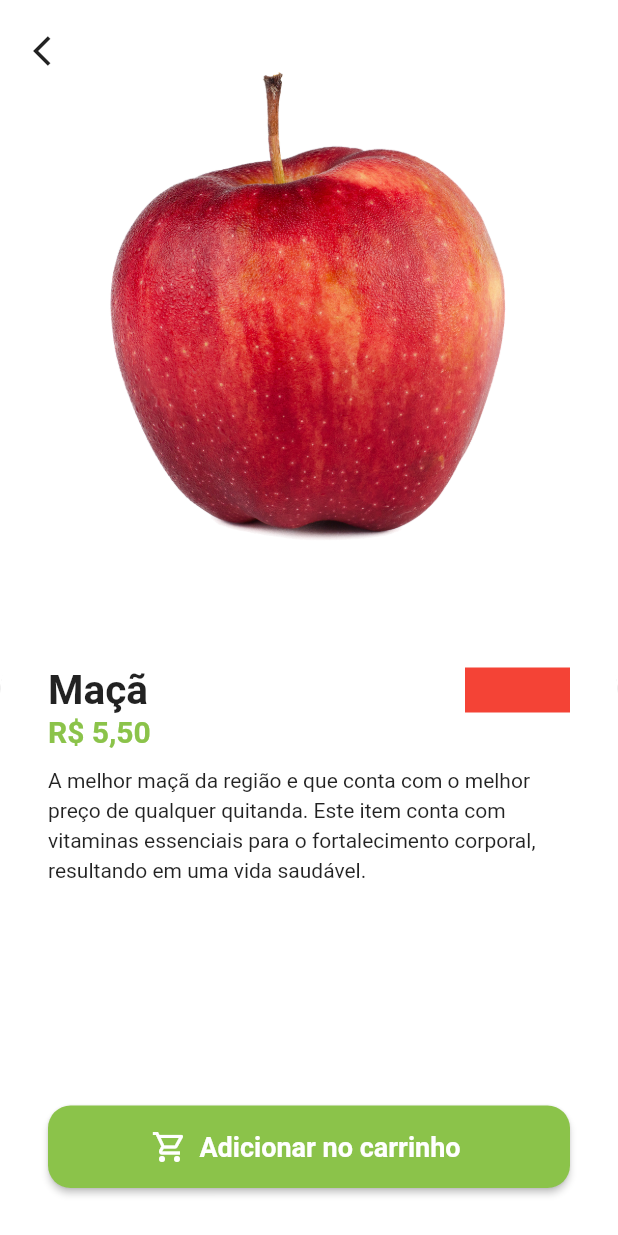
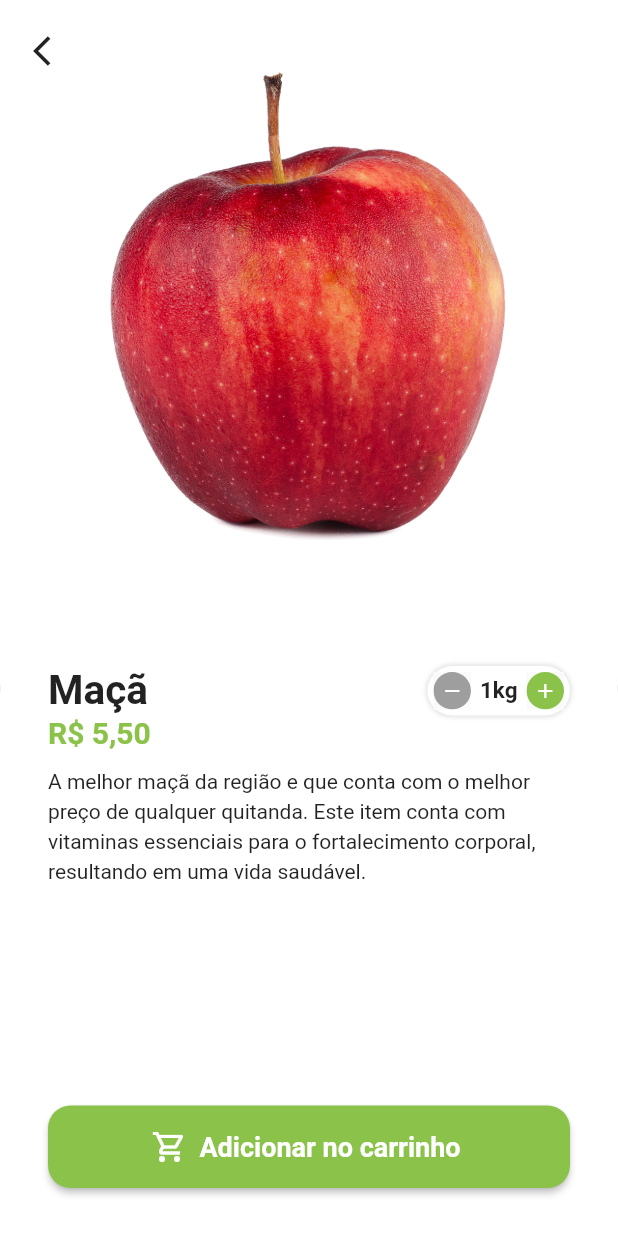
Before and after one commit to Anderson-Andre-P/GreenGrocer, a Flutter app: the screen it shows after launch, after a tap on "Entrar", after a tap on "Maçã", on a phone screen of 412 x 824 dp. Run offline on Flutter 3.47's test engine with Material 2 defaults, Android fonts, the phone set to English and light mode, and no system bars; our stand-ins replace animated_text_kit, badges, mask_text_input_formatter.

Commit message:
feat: quantity widget

```diff
--- /dev/null
+++ b/lib/src/pages/common_widgets/quantity_widget.dart
@@ -0,0 +1,105 @@
+import 'package:flutter/material.dart';
+import 'package:green_grocer/src/config/custom_colors.dart';
+
+class QuantityWidget extends StatelessWidget {
+  final int value;
+  final String suffixText;
+  final Function(int quantity) result;
+
+  const QuantityWidget(
+      {Key? key,
+      required this.value,
+      required this.suffixText,
+      required this.result})
+      : super(key: key);
+
+  @override
+  Widget build(BuildContext context) {
+    return Container(
+      padding: const EdgeInsets.all(4),
+      decoration: BoxDecoration(
+        color: Colors.white,
+        borderRadius: BorderRadius.circular(50),
+        boxShadow: [
+          BoxShadow(
+            color: Colors.grey.shade300,
+            spreadRadius: 1,
+            blurRadius: 2,
+          ),
+        ],
+      ),
+      child: Row(
+        children: [
+          _QuantityButton(
+            icon: Icons.remove,
+            color: Colors.grey,
+            onPressed: () {
+              if (value == 1) return;
+
+              int resultCount = value - 1;
+
+              result(resultCount);
+            },
+          ),
+          Padding(
+            padding: const EdgeInsets.symmetric(
+              horizontal: 6.0,
+            ),
+            child: Text(
+              '$value$suffixText',
+              style: const TextStyle(
+                fontSize: 15,
+                fontWeight: FontWeight.bold,
+              ),
+            ),
+          ),
+          _QuantityButton(
+            icon: Icons.add,
+            color: CustomColors.customSwatchColor,
+            onPressed: () {
+              int resultCount = value + 1;
+
+              result(resultCount);
+            },
+          ),
+        ],
+      ),
+    );
+  }
+}
+
+class _QuantityButton extends StatelessWidget {
+  final Color color;
+  final IconData icon;
+  final VoidCallback onPressed;
+
+  const _QuantityButton({
+    Key? key,
+    required this.color,
+    required this.icon,
+    required this.onPressed,
+  }) : super(key: key);
+
+  @override
+  Widget build(BuildContext context) {
+    return Material(
+      child: InkWell(
+        onTap: onPressed,
+        borderRadius: BorderRadius.circular(50),
+        child: Ink(
+          height: 25,
+          width: 25,
+          decoration: BoxDecoration(
+            shape: BoxShape.circle,
+            color: color,
+          ),
+          child: Icon(
+            icon,
+            color: Colors.white,
+            size: 16,
+          ),
+        ),
+      ),
+    );
+  }
+}
--- a/lib/src/pages/product/product_screen.dart
+++ b/lib/src/pages/product/product_screen.dart
@@ -1,14 +1,22 @@
 import 'package:flutter/material.dart';
 import 'package:green_grocer/src/config/custom_colors.dart';
 import 'package:green_grocer/src/models/item_model.dart';
+import 'package:green_grocer/src/pages/common_widgets/quantity_widget.dart';
 import 'package:green_grocer/src/services/utils_services.dart';
 
-class ProductScreen extends StatelessWidget {
+class ProductScreen extends StatefulWidget {
   ProductScreen({super.key, required this.item});
 
   final ItemModel item;
 
+  @override
+  State<ProductScreen> createState() => _ProductScreenState();
+}
+
+class _ProductScreenState extends State<ProductScreen> {
   final UtilsServices utilsServices = UtilsServices();
+
+  int cartItemQuantity = 1;
 
   @override
   Widget build(BuildContext context) {
@@ -21,8 +29,8 @@ class ProductScreen extends StatelessWidget {
             children: [
               Expanded(
                 child: Hero(
-                  tag: item.imgUrl,
-                  child: Image.asset(item.imgUrl),
+                  tag: widget.item.imgUrl,
+                  child: Image.asset(widget.item.imgUrl),
                 ),
               ),
               Expanded(
@@ -48,7 +56,7 @@ class ProductScreen extends StatelessWidget {
                         children: [
                           Expanded(
                             child: Text(
-                              item.itemName,
+                              widget.item.itemName,
                               maxLines: 2,
                               overflow: TextOverflow.ellipsis,
                               style: const TextStyle(
@@ -57,17 +65,21 @@ class ProductScreen extends StatelessWidget {
                               ),
                             ),
                           ),
-                          Container(
-                            height: 30.0,
-                            width: 70.0,
-                            color: Colors.red,
+                          QuantityWidget(
+                            suffixText: widget.item.unit,
+                            value: cartItemQuantity,
+                            result: (int quantity) {
+                              setState(() {
+                                cartItemQuantity = quantity;
+                              });
+                            },
                           ),
                         ],
                       ),
 
                       // Preço
                       Text(
-                        utilsServices.priceToCurrency(item.price),
+                        utilsServices.priceToCurrency(widget.item.price),
                         style: TextStyle(
                           fontSize: 20.0,
                           fontWeight: FontWeight.bold,
@@ -81,7 +93,7 @@ class ProductScreen extends StatelessWidget {
                           padding: const EdgeInsets.symmetric(vertical: 10.0),
                           child: SingleChildScrollView(
                             child: Text(
-                              item.description,
+                              widget.item.description,
                               style: const TextStyle(
                                 height: 1.4,
                               ),
```
